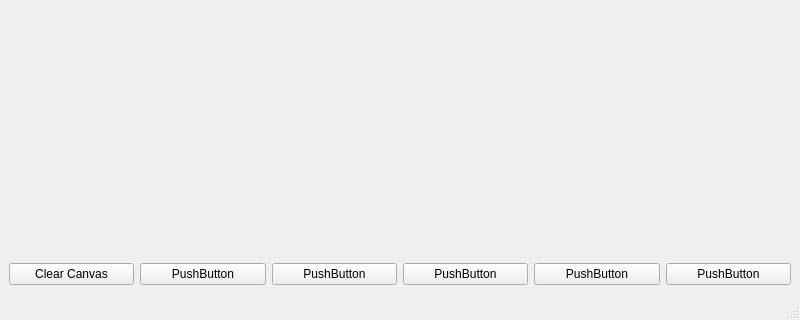
Qt form hermes.ui (Bananz0/PiBoard) before a commit; both pictures show x 0 to 800 and y 350 to 670 of the 800 by 670 pixel window.
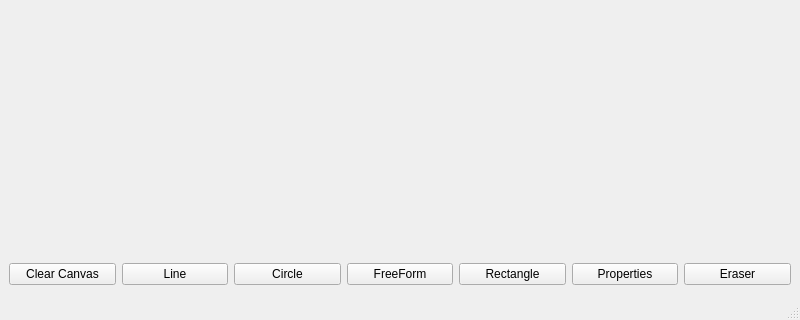
The same form after that commit.

Diff of the .ui file:
```diff
--- a/hermes.ui
+++ b/hermes.ui
@@ -53,35 +53,42 @@
         <item>
          <widget class="QPushButton" name="pushButton_2">
           <property name="text">
-           <string>PushButton</string>
+           <string>Line</string>
           </property>
          </widget>
         </item>
         <item>
          <widget class="QPushButton" name="pushButton_3">
           <property name="text">
-           <string>PushButton</string>
+           <string>Circle</string>
           </property>
          </widget>
         </item>
         <item>
          <widget class="QPushButton" name="pushButton_4">
           <property name="text">
-           <string>PushButton</string>
+           <string>FreeForm</string>
           </property>
          </widget>
         </item>
         <item>
          <widget class="QPushButton" name="pushButton_5">
           <property name="text">
-           <string>PushButton</string>
+           <string>Rectangle</string>
           </property>
          </widget>
         </item>
         <item>
          <widget class="QPushButton" name="pushButton_6">
           <property name="text">
-           <string>PushButton</string>
+           <string>Properties</string>
+          </property>
+         </widget>
+        </item>
+        <item>
+         <widget class="QPushButton" name="eraseButton">
+          <property name="text">
+           <string>Eraser</string>
           </property>
          </widget>
         </item>
```
Left out of the diff: 10 changed lines with no effect on the pictures.
